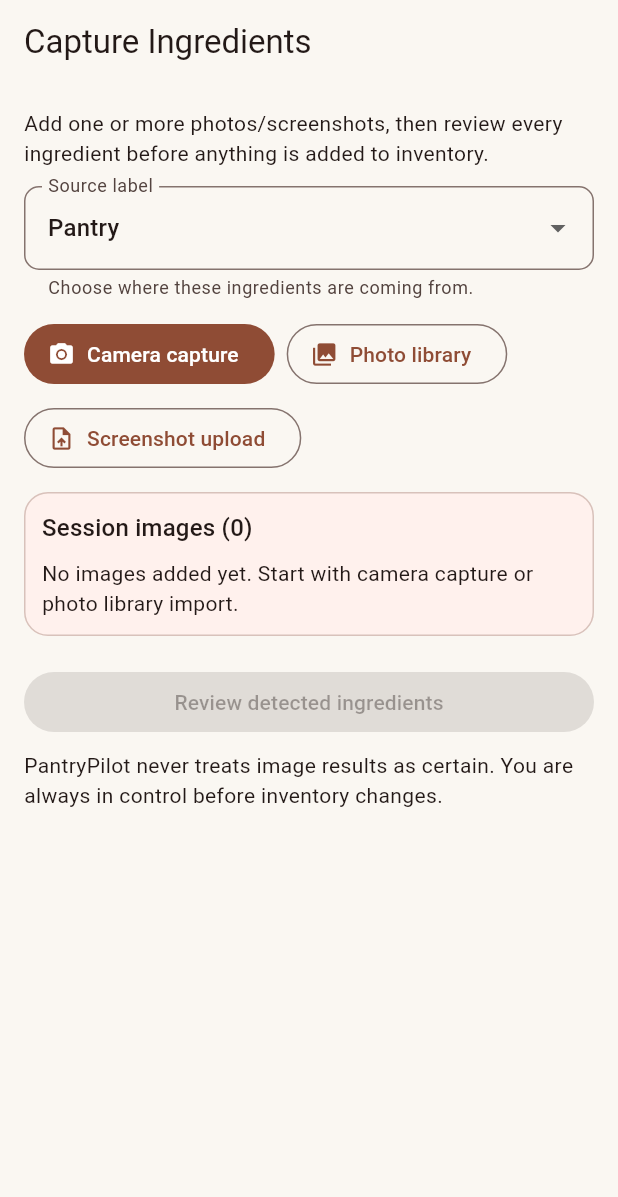
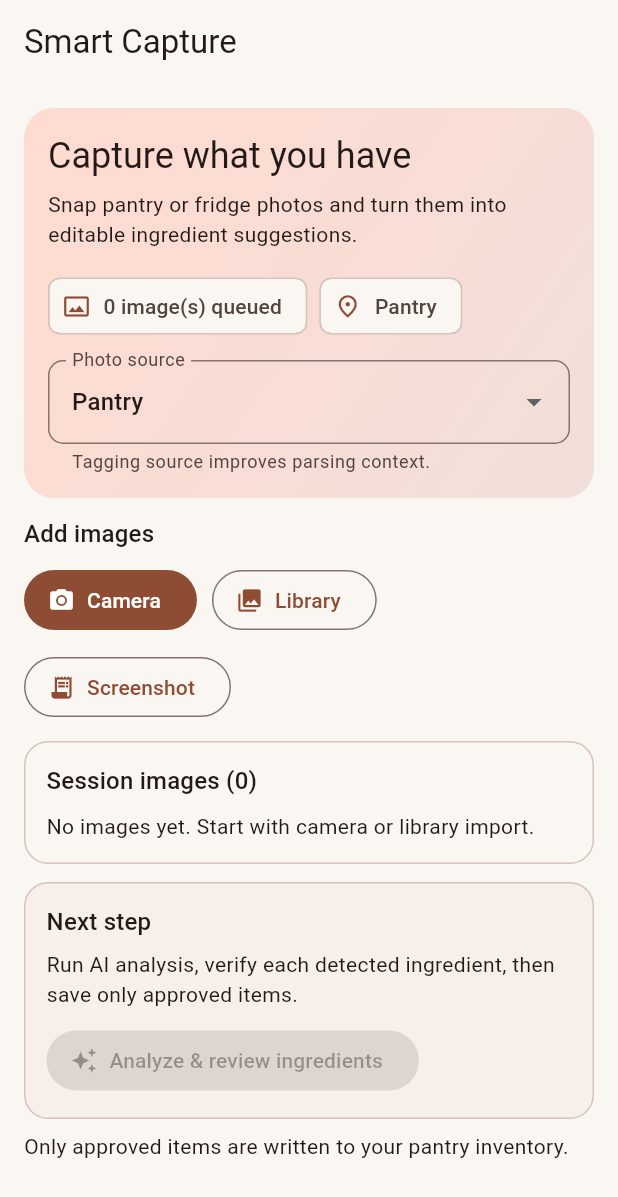
Before and after one commit to mattysparkles/whatsfordinner, a Flutter app: the CaptureScreen screen opened by its route, on a phone screen of 412 x 824 dp. Shown: the top 1197 px of the screen. Run offline on Flutter 3.47's test engine with Material 3 defaults, Android fonts, the phone set to English and light mode, and no system bars; our stand-ins replace cloud_firestore, dio, firebase_auth, firebase_core, firebase_remote_config, flutter_riverpod and 7 more; missing offline and left inert: purchases_flutter; accounts and stored records are empty.

Commit message:
Fix real image parsing path and modernize capture UI

```diff
--- a/lib/src/app/providers.dart
+++ b/lib/src/app/providers.dart
@@ -52,6 +52,7 @@
 import '../infrastructure/mock/mock_vision_parsing_service.dart';
 import '../infrastructure/gateway/gateway_vision_parsing_service.dart';
 import '../infrastructure/gateway/pantry_gateway_client.dart';
+import '../infrastructure/vision/openai/openai_vision_parsing_service.dart';
 import '../infrastructure/auth/firebase_auth_repository.dart';
 import '../infrastructure/auth/local_auth_repository.dart';
 import '../infrastructure/cloud/account_sync_migration_service.dart';
@@ -99,8 +100,18 @@
 final visionParsingServiceProvider = Provider<VisionParsingService>((ref) {
   final config = ref.watch(appConfigProvider);
   final flags = ref.watch(appFeatureFlagsProvider);
-  if (config.useMocks || !flags.useProductionAiServices) return MockVisionParsingService();
-  return GatewayVisionParsingService(client: ref.watch(pantryGatewayClientProvider));
+
+  final hasOpenAiVisionConfig = config.visionApiKey.trim().isNotEmpty &&
+      config.visionApiBaseUrl.trim().isNotEmpty;
+  if (hasOpenAiVisionConfig) {
+    return OpenAiVisionParsingService(config: config);
+  }
+
+  if (!config.useMocks && flags.useProductionAiServices) {
+    return GatewayVisionParsingService(client: ref.watch(pantryGatewayClientProvider));
+  }
+
+  return MockVisionParsingService();
 });
 
 final recipeServiceProvider = Provider<RecipeSuggestionService>((ref) {
--- a/lib/src/features/capture/presentation/capture_screen.dart
+++ b/lib/src/features/capture/presentation/capture_screen.dart
@@ -37,101 +37,57 @@
 
   @override
   Widget build(BuildContext context) {
+    final theme = Theme.of(context);
     return AppScaffold(
-      title: 'Capture Ingredients',
+      title: 'Smart Capture',
       body: ListView(
         children: [
-          Text(
-            'Add one or more photos/screenshots, then review every ingredient before anything is added to inventory.',
-            style: Theme.of(context).textTheme.bodyMedium,
+          _CaptureHero(
+            totalImages: _images.length,
+            selectedSource: _selectedSource,
+            onSourceChanged: (value) => setState(() => _selectedSource = value),
           ),
           const SizedBox(height: 12),
-          DropdownButtonFormField<CaptureCategory>(
-            value: _selectedSource,
-            items: CaptureCategory.values
-                .map((source) => DropdownMenuItem(value: source, child: Text(_sourceLabel(source))))
-                .toList(growable: false),
-            onChanged: (value) => setState(() => _selectedSource = value ?? _selectedSource),
-            decoration: const InputDecoration(
-              labelText: 'Source label',
-              helperText: 'Choose where these ingredients are coming from.',
-            ),
-          ),
-          const SizedBox(height: 12),
-          Wrap(
-            spacing: 8,
-            runSpacing: 8,
-            children: [
-              FilledButton.icon(
-                onPressed: _isImporting ? null : () => _captureFromCamera(),
-                icon: const Icon(Icons.photo_camera),
-                label: Text(_isImporting ? 'Opening camera...' : 'Camera capture'),
-              ),
-              OutlinedButton.icon(
-                onPressed: _isImporting ? null : () => _importFromPhotoLibrary(),
-                icon: const Icon(Icons.photo_library),
-                label: const Text('Photo library'),
-              ),
-              OutlinedButton.icon(
-                onPressed: _isImporting ? null : () => _importScreenshot(),
-                icon: const Icon(Icons.upload_file),
-                label: const Text('Screenshot upload'),
-              ),
-            ],
+          _ActionPanel(
+            isImporting: _isImporting,
+            onCameraTap: _captureFromCamera,
+            onGalleryTap: _importFromPhotoLibrary,
+            onScreenshotTap: _importScreenshot,
           ),
           if (_importErrorMessage != null) ...[
             const SizedBox(height: 12),
-            Card(
-              color: Theme.of(context).colorScheme.errorContainer,
-              child: Padding(
-                padding: const EdgeInsets.all(12),
-                child: Row(
-                  children: [
-                    Icon(Icons.error_outline, color: Theme.of(context).colorScheme.onErrorContainer),
-                    const SizedBox(width: 8),
-                    Expanded(child: Text(_importErrorMessage!)),
-                  ],
-                ),
-              ),
-            ),
+            _ErrorCard(message: _importErrorMessage!),
           ],
           const SizedBox(height: 12),
-          Card(
-            child: Padding(
-              padding: const EdgeInsets.all(12),
-              child: Column(
-                crossAxisAlignment: CrossAxisAlignment.start,
-                children: [
-                  Text('Session images (${_images.length})', style: Theme.of(context).textTheme.titleMedium),
-                  const SizedBox(height: 8),
-                  if (_images.isEmpty)
-                    const Text('No images added yet. Start with camera capture or photo library import.')
-                  else
-                    ..._images.map(
-                      (image) => ListTile(
-                        dense: true,
-                        leading: _CaptureThumbnail(path: image.path),
-                        title: Text(p.basename(image.path)),
-                        subtitle: Text('${_sourceLabel(image.category)} • ${_methodLabel(image.inputMethod)}'),
-                        trailing: IconButton(
-                          icon: const Icon(Icons.close),
-                          onPressed: () => setState(() => _images.removeWhere((entry) => entry.id == image.id)),
-                        ),
-                      ),
-                    ),
-                ],
-              ),
+          _SessionPreview(
+            images: _images,
+            onRemove: (imageId) => setState(() => _images.removeWhere((entry) => entry.id == imageId)),
+          ),
+          const SizedBox(height: 12),
+          Container(
+            padding: const EdgeInsets.all(14),
+            decoration: BoxDecoration(
+              color: theme.colorScheme.surfaceContainerHighest.withOpacity(0.35),
+              borderRadius: BorderRadius.circular(16),
+              border: Border.all(color: theme.colorScheme.outlineVariant),
+            ),
+            child: Column(
+              crossAxisAlignment: CrossAxisAlignment.start,
+              children: [
+                Text('Next step', style: theme.textTheme.titleMedium),
+                const SizedBox(height: 6),
+                const Text('Run AI analysis, verify each detected ingredient, then save only approved items.'),
+                const SizedBox(height: 10),
+                FilledButton.icon(
+                  onPressed: _images.isEmpty || _isParsing ? null : _parseAndReview,
+                  icon: Icon(_isParsing ? Icons.hourglass_bottom : Icons.auto_awesome),
+                  label: Text(_isParsing ? 'Analyzing images…' : 'Analyze & review ingredients'),
+                ),
+              ],
             ),
           ),
-          const SizedBox(height: 12),
-          FilledButton(
-            onPressed: _images.isEmpty || _isParsing ? null : _parseAndReview,
-            child: Text(_isParsing ? 'Analyzing...' : 'Review detected ingredients'),
-          ),
           const SizedBox(height: 8),
-          const Text(
-            'PantryPilot never treats image results as certain. You are always in control before inventory changes.',
-          ),
+          const Text('Only approved items are written to your pantry inventory.'),
         ],
       ),
     );
@@ -166,7 +122,6 @@
       await _trackCaptureSessionCreated();
     });
   }
-
 
   Future<void> _trackCaptureSessionCreated() async {
     if (_captureSessionTracked || _images.isEmpty) return;
@@ -276,6 +231,177 @@
   }
 }
 
+class _CaptureHero extends StatelessWidget {
+  const _CaptureHero({
+    required this.totalImages,
+    required this.selectedSource,
+    required this.onSourceChanged,
+  });
+
+  final int totalImages;
+  final CaptureCategory selectedSource;
+  final ValueChanged<CaptureCategory> onSourceChanged;
+
+  @override
+  Widget build(BuildContext context) {
+    final theme = Theme.of(context);
+    return Container(
+      padding: const EdgeInsets.all(16),
+      decoration: BoxDecoration(
+        gradient: LinearGradient(
+          colors: [
+            theme.colorScheme.primaryContainer,
+            theme.colorScheme.surfaceContainerHighest,
+          ],
+          begin: Alignment.topLeft,
+          end: Alignment.bottomRight,
+        ),
+        borderRadius: BorderRadius.circular(20),
+      ),
+      child: Column(
+        crossAxisAlignment: CrossAxisAlignment.start,
+        children: [
+          Text('Capture what you have', style: theme.textTheme.headlineSmall),
+          const SizedBox(height: 6),
+          const Text('Snap pantry or fridge photos and turn them into editable ingredient suggestions.'),
+          const SizedBox(height: 14),
+          Wrap(
+            spacing: 8,
+            runSpacing: 8,
+            children: [
+              Chip(avatar: const Icon(Icons.photo_size_select_actual_outlined, size: 18), label: Text('$totalImages image(s) queued')),
+              Chip(avatar: const Icon(Icons.place_outlined, size: 18), label: Text(_sourceLabel(selectedSource))),
+            ],
+          ),
+          const SizedBox(height: 12),
+          DropdownButtonFormField<CaptureCategory>(
+            value: selectedSource,
+            items: CaptureCategory.values
+                .map((source) => DropdownMenuItem(value: source, child: Text(_sourceLabel(source))))
+                .toList(growable: false),
+            onChanged: (value) {
+              if (value != null) onSourceChanged(value);
+            },
+            decoration: const InputDecoration(
+              labelText: 'Photo source',
+              helperText: 'Tagging source improves parsing context.',
+            ),
+          ),
+        ],
+      ),
+    );
+  }
+}
+
+class _ActionPanel extends StatelessWidget {
+  const _ActionPanel({
+    required this.isImporting,
+    required this.onCameraTap,
+    required this.onGalleryTap,
+    required this.onScreenshotTap,
+  });
+
+  final bool isImporting;
+  final VoidCallback onCameraTap;
+  final VoidCallback onGalleryTap;
+  final VoidCallback onScreenshotTap;
+
+  @override
+  Widget build(BuildContext context) {
+    return Column(
+      crossAxisAlignment: CrossAxisAlignment.start,
+      children: [
+        Text('Add images', style: Theme.of(context).textTheme.titleMedium),
+        const SizedBox(height: 8),
+        Wrap(
+          spacing: 10,
+          runSpacing: 10,
+          children: [
+            FilledButton.icon(
+              onPressed: isImporting ? null : onCameraTap,
+              icon: const Icon(Icons.photo_camera),
+              label: Text(isImporting ? 'Opening camera…' : 'Camera'),
+            ),
+            OutlinedButton.icon(
+              onPressed: isImporting ? null : onGalleryTap,
+              icon: const Icon(Icons.photo_library),
+              label: const Text('Library'),
+            ),
+            OutlinedButton.icon(
+              onPressed: isImporting ? null : onScreenshotTap,
+              icon: const Icon(Icons.receipt_long),
+              label: const Text('Screenshot'),
+            ),
+          ],
+        ),
+      ],
+    );
+  }
+}
+
+class _SessionPreview extends StatelessWidget {
+  const _SessionPreview({required this.images, required this.onRemove});
+
+  final List<CapturedImage> images;
+  final ValueChanged<String> onRemove;
+
+  @override
+  Widget build(BuildContext context) {
+    return Container(
+      padding: const EdgeInsets.all(14),
+      decoration: BoxDecoration(
+        borderRadius: BorderRadius.circular(16),
+        border: Border.all(color: Theme.of(context).colorScheme.outlineVariant),
+      ),
+      child: Column(
+        crossAxisAlignment: CrossAxisAlignment.start,
+        children: [
+          Text('Session images (${images.length})', style: Theme.of(context).textTheme.titleMedium),
+          const SizedBox(height: 8),
+          if (images.isEmpty)
+            const Text('No images yet. Start with camera or library import.')
+          else
+            ...images.map(
+              (image) => ListTile(
+                contentPadding: EdgeInsets.zero,
+                leading: _CaptureThumbnail(path: image.path),
+                title: Text(p.basename(image.path)),
+                subtitle: Text('${_sourceLabel(image.category)} • ${_methodLabel(image.inputMethod)}'),
+                trailing: IconButton(
+                  icon: const Icon(Icons.close),
+                  onPressed: () => onRemove(image.id),
+                ),
+              ),
+            ),
+        ],
+      ),
+    );
+  }
+}
+
+class _ErrorCard extends StatelessWidget {
+  const _ErrorCard({required this.message});
+
+  final String message;
+
+  @override
+  Widget build(BuildContext context) {
+    return Card(
+      color: Theme.of(context).colorScheme.errorContainer,
+      child: Padding(
+        padding: const EdgeInsets.all(12),
+        child: Row(
+          children: [
+            Icon(Icons.error_outline, color: Theme.of(context).colorScheme.onErrorContainer),
+            const SizedBox(width: 8),
+            Expanded(child: Text(message)),
+          ],
+        ),
+      ),
+    );
+  }
+}
+
 class _CaptureThumbnail extends StatelessWidget {
   const _CaptureThumbnail({required this.path});
 
@@ -285,10 +411,10 @@
   Widget build(BuildContext context) {
     final file = File(path);
     return ClipRRect(
-      borderRadius: BorderRadius.circular(6),
+      borderRadius: BorderRadius.circular(8),
       child: SizedBox(
-        width: 48,
-        height: 48,
+        width: 52,
+        height: 52,
         child: file.existsSync()
             ? Image.file(file, fit: BoxFit.cover, errorBuilder: (_, __, ___) => const Icon(Icons.broken_image_outlined))
             : const Icon(Icons.broken_image_outlined),
```
